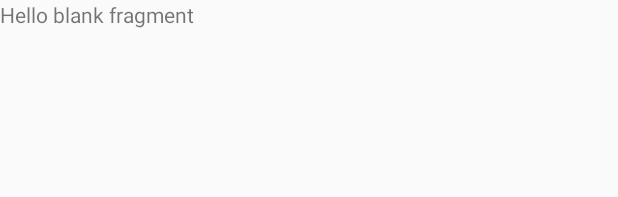
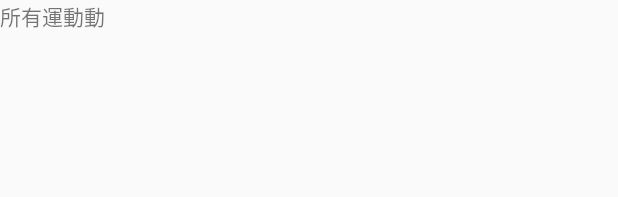
Before and after one commit to HHNWZ/Sport, an Android app: the layout fragment_allsport.xml on its own in the app's theme, with its tools: preview values and no code run, on a phone screen of 412 x 824 dp. Shown: the top 197 px of the screen. Run offline under Robolectric (Android 15) with nearby library versions, the phone set to English and light mode, and no system bars.

Commit message:
頁面:文字敘述

```diff
--- a/app/src/main/res/layout/fragment_airsport.xml
+++ b/app/src/main/res/layout/fragment_airsport.xml
@@ -8,6 +8,6 @@
     <TextView
         android:layout_width="match_parent"
         android:layout_height="match_parent"
-        android:text="@string/hello_blank_fragment" />
+        android:text="有有有氧氧" />
 
 </FrameLayout>
--- a/app/src/main/res/layout/fragment_allsport.xml
+++ b/app/src/main/res/layout/fragment_allsport.xml
@@ -8,6 +8,6 @@
     <TextView
         android:layout_width="match_parent"
         android:layout_height="match_parent"
-        android:text="@string/hello_blank_fragment" />
+        android:text="所有運動動" />
 
 </FrameLayout>
--- a/app/src/main/res/layout/fragment_pushsport.xml
+++ b/app/src/main/res/layout/fragment_pushsport.xml
@@ -8,6 +8,6 @@
     <TextView
         android:layout_width="match_parent"
         android:layout_height="match_parent"
-        android:text="@string/hello_blank_fragment" />
+        android:text="伏地地挺身身" />
 
 </FrameLayout>
--- a/app/src/main/res/layout/fragment_runsport.xml
+++ b/app/src/main/res/layout/fragment_runsport.xml
@@ -8,6 +8,6 @@
     <TextView
         android:layout_width="match_parent"
         android:layout_height="match_parent"
-        android:text="@string/hello_blank_fragment" />
+        android:text="跑跑跑跑步" />
 
 </FrameLayout>
--- a/app/src/main/res/layout/fragment_sitsport.xml
+++ b/app/src/main/res/layout/fragment_sitsport.xml
@@ -8,6 +8,6 @@
     <TextView
         android:layout_width="match_parent"
         android:layout_height="match_parent"
-        android:text="@string/hello_blank_fragment" />
+        android:text="仰仰臥起坐坐" />
 
 </FrameLayout>
--- a/app/src/main/res/layout/fragment_walksport.xml
+++ b/app/src/main/res/layout/fragment_walksport.xml
@@ -8,6 +8,6 @@
     <TextView
         android:layout_width="match_parent"
         android:layout_height="match_parent"
-        android:text="@string/hello_blank_fragment" />
+        android:text="走走走走路" />
 
 </FrameLayout>
```
